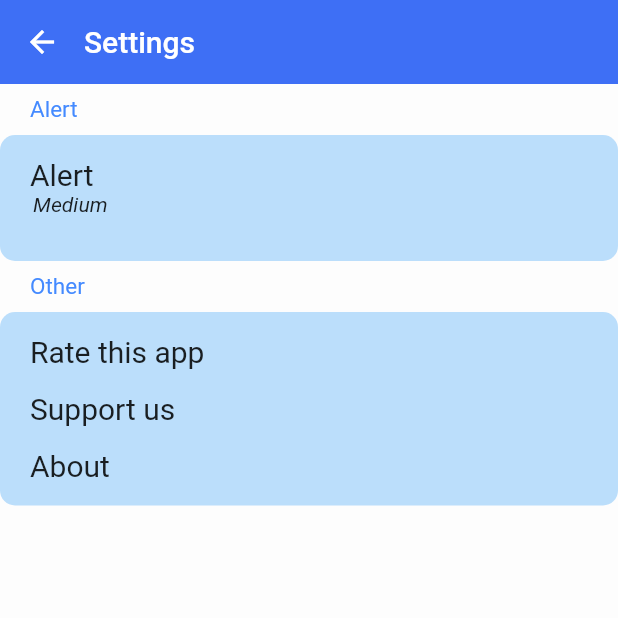
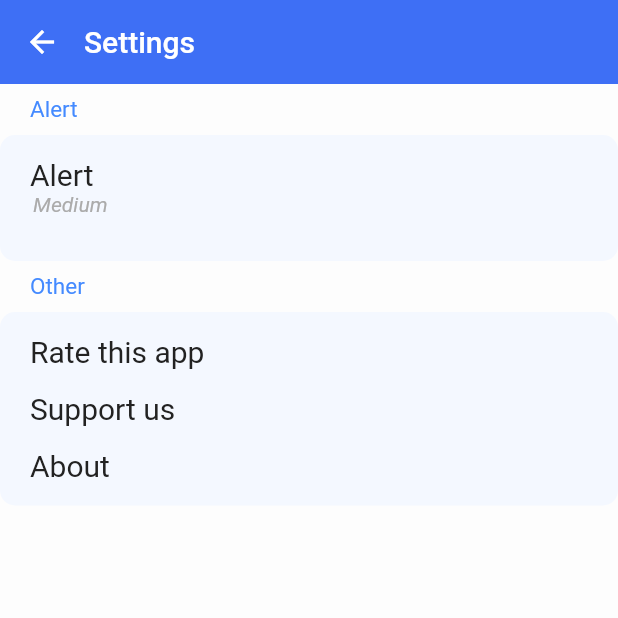
Before and after one commit to icebox-dev/Go-Todo-, a Flutter app: the SettingsScreen screen opened by its route, on a phone screen of 412 x 824 dp, the top half of it. Run offline on Flutter 3.47's test engine with Material 2 defaults, Android fonts, the phone set to English and light mode, and no system bars; our stand-ins replace date_format, flutter_switch.

Commit message:
settings page ui updated

```diff
--- a/lib/Screens/settings.dart
+++ b/lib/Screens/settings.dart
@@ -32,14 +32,20 @@ class SettingsScreen extends StatelessWidget {
                   children: [
                     Text(
                       "Alert",
-                      style: TextStyle(fontSize: 20),
+                      style: Theme.of(context)
+                          .textTheme
+                          .subtitle1
+                          ?.copyWith(fontSize: 20),
                     ),
                     Padding(
                       padding: const EdgeInsets.only(left: 2),
                       child: Text(
                         "Medium",
                         style: TextStyle(
-                            fontSize: 14, fontStyle: FontStyle.italic),
+                          fontSize: 14,
+                          fontStyle: FontStyle.italic,
+                          color: Color(0xffABABAB),
+                        ),
                       ),
                     ),
                     SizedBox(
@@ -53,7 +59,7 @@ class SettingsScreen extends StatelessWidget {
               ),
               decoration: BoxDecoration(
                 borderRadius: BorderRadius.all(Radius.elliptical(10, 10)),
-                color: Colors.blue[100],
+                color: Theme.of(context).secondaryHeaderColor,
               ),
             ),
             Padding(
@@ -73,14 +79,20 @@ class SettingsScreen extends StatelessWidget {
                   children: [
                     Text(
                       "Rate this app",
-                      style: TextStyle(fontSize: 20),
+                      style: Theme.of(context)
+                          .textTheme
+                          .subtitle1
+                          ?.copyWith(fontSize: 20),
                     ),
                     SizedBox(
                       height: 15,
                     ),
                     Text(
                       "Support us",
-                      style: TextStyle(fontSize: 20),
+                      style: Theme.of(context)
+                          .textTheme
+                          .subtitle1
+                          ?.copyWith(fontSize: 20),
                     ),
                     SizedBox(
                       height: 15,
@@ -90,7 +102,10 @@ class SettingsScreen extends StatelessWidget {
                       children: [
                         Text(
                           "About",
-                          style: TextStyle(fontSize: 20),
+                          style: Theme.of(context)
+                              .textTheme
+                              .subtitle1
+                              ?.copyWith(fontSize: 20),
                         ),
                       ],
                     )
@@ -99,7 +114,7 @@ class SettingsScreen extends StatelessWidget {
               ),
               decoration: BoxDecoration(
                 borderRadius: BorderRadius.all(Radius.elliptical(10, 10)),
-                color: Colors.blue[100],
+                color: Theme.of(context).secondaryHeaderColor,
               ),
             )
           ],
```
